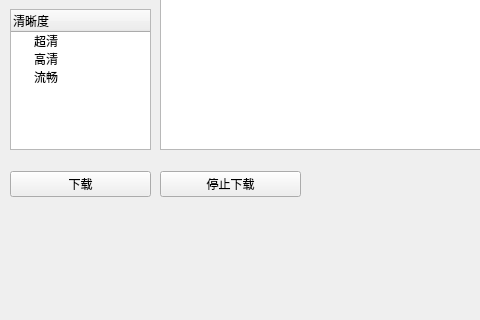
The window that main.ui (duan602728596/48HistoryVideoDownload) describes before a commit, drawn with Qt 5; both pictures show x 0 to 480 and y 334 to 654 of the 912 by 654 pixel window.
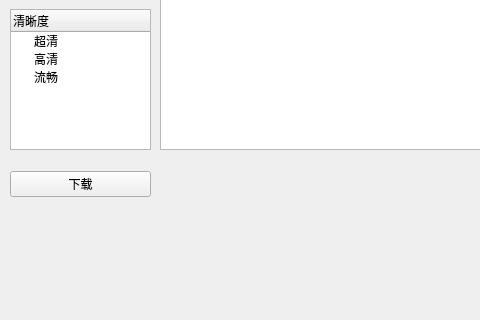
The same window after the commit.

Commit message: 新版本使用ffmpeg来进行m3u8视频的下载和转换

```diff
--- a/main.ui
+++ b/main.ui
@@ -250,31 +250,6 @@
      </item>
     </layout>
    </widget>
-   <widget class="QWidget" name="verticalLayoutWidget_10">
-    <property name="geometry">
-     <rect>
-      <x>160</x>
-      <y>470</y>
-      <width>141</width>
-      <height>51</height>
-     </rect>
-    </property>
-    <layout class="QVBoxLayout" name="Download_Layout_2">
-     <item>
-      <widget class="QPushButton" name="Stop_Btn">
-       <property name="sizePolicy">
-        <sizepolicy hsizetype="Minimum" vsizetype="Maximum">
-         <horstretch>0</horstretch>
-         <verstretch>0</verstretch>
-        </sizepolicy>
-       </property>
-       <property name="text">
-        <string>停止下载</string>
-       </property>
-      </widget>
-     </item>
-    </layout>
-   </widget>
   </widget>
   <widget class="QMenuBar" name="menubar">
    <property name="geometry">
```
Left out of the diff: 2 changed lines with no effect on the pictures. The commit also changes 7 other files.
